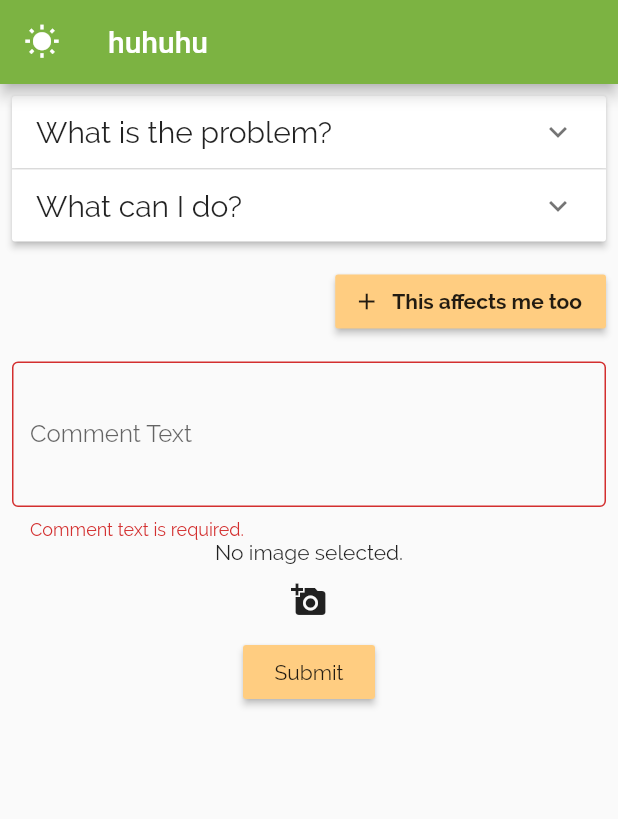
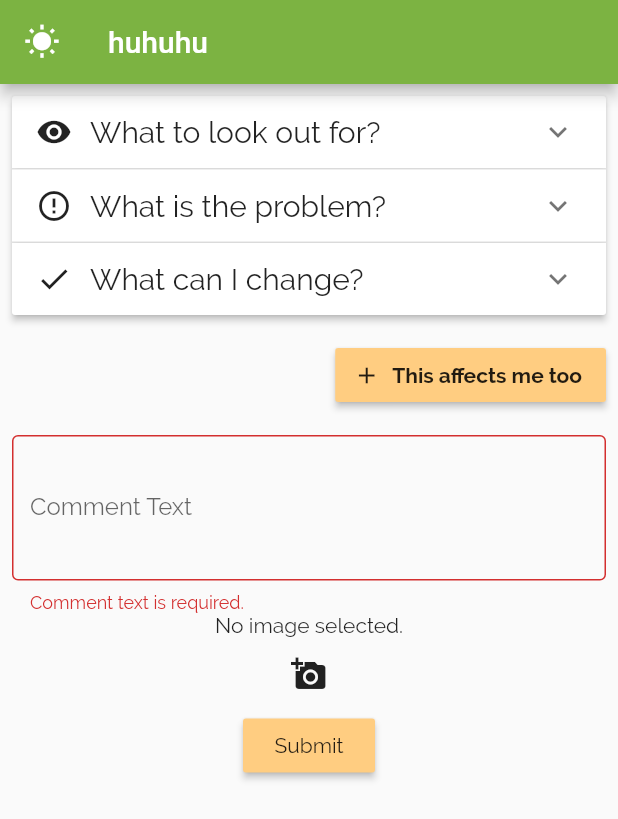
Before and after one commit to tom95/weather_plus, a Flutter app: the FeedDetails screen opened directly with empty values, on a phone screen of 412 x 824 dp. Shown: the top 819 px of the screen. Run offline on Flutter 3.47's test engine with Material 2 defaults, Android fonts, the phone set to English and light mode, and no system bars; our stand-ins replace cloud_firestore, firebase_core, firebase_storage, image_picker, location; accounts and stored records are empty.

Commit message:
add third view

```diff
--- a/lib/problem_action_display.dart
+++ b/lib/problem_action_display.dart
@@ -9,7 +9,7 @@ class ProblemActionDisplay extends StatefulWidget {
 }
 
 class ProblemActionDisplayState extends State<ProblemActionDisplay> {
-  List<bool> itemsExpanded = <bool>[false, false];
+  List<bool> itemsExpanded = <bool>[false, false, false];
 
   @override
   Widget build(BuildContext context) {
@@ -28,12 +28,20 @@ class ProblemActionDisplayState extends State<ProblemActionDisplay> {
                 padding: const EdgeInsets.fromLTRB(16.0, 8.0, 8.0, 8.0),
                 child: new Align(
                     alignment: Alignment.centerLeft,
-                    child: new Text('What is the problem?', style: Theme.of(context).textTheme.title)),
+                    child: new Row(
+                      children: <Widget>[
+                        Icon(Icons.remove_red_eye),
+                        new Padding(
+                          padding: const EdgeInsets.only(left: 12.0),
+                          child: Text('What to look out for?', style: Theme.of(context).textTheme.title),
+                        )
+                      ],
+                    )),
               );
             },
             body: new Padding(
-              padding: const EdgeInsets.all(8.0),
-              child: new Align(alignment: Alignment.centerLeft,child: new Text(widget.feedItem.data['problem'])),
+              padding: const EdgeInsets.all(12.0),
+              child: new Align(alignment: Alignment.centerLeft,child: new Text(widget.feedItem.data['look_out'] ?? '')),
             ),
             isExpanded: itemsExpanded[0],
           ),
@@ -43,14 +51,42 @@ class ProblemActionDisplayState extends State<ProblemActionDisplay> {
                 padding: const EdgeInsets.fromLTRB(16.0, 8.0, 8.0, 8.0),
                 child: new Align(
                     alignment: Alignment.centerLeft,
-                    child: new Text("What can I do?", style: Theme.of(context).textTheme.title)),
+                    child: new Row(
+                      children: <Widget>[
+                        Icon(Icons.error_outline),
+                        new Padding(
+                          padding: const EdgeInsets.only(left: 12.0),
+                          child: Text('What is the problem?', style: Theme.of(context).textTheme.title),
+                        )
+                      ],
+                    )),
               );
             },
             body: new Padding(
-              padding: const EdgeInsets.all(8.0),
-              child: new Align(alignment: Alignment.centerLeft,child: new Text(widget.feedItem.data['action'])),
+              padding: const EdgeInsets.all(12.0),
+              child: new Align(alignment: Alignment.centerLeft,child: new Text(widget.feedItem.data['problem'] ?? '')),
             ),
             isExpanded: itemsExpanded[1],
+          ),
+          new ExpansionPanel(
+            headerBuilder: (BuildContext context, bool isExpanded) {
+              return new Padding(
+                padding: const EdgeInsets.fromLTRB(16.0, 8.0, 8.0, 8.0),
+                child: new Align(
+                    alignment: Alignment.centerLeft,
+                    child: new Row(children: <Widget>[
+                        Icon(Icons.check),
+                        new Padding(
+                          padding: const EdgeInsets.only(left: 12.0),
+                          child: Text("What can I change?", style: Theme.of(context).textTheme.title),
+                        )])
+                ));
+            },
+            body: new Padding(
+              padding: const EdgeInsets.all(12.0),
+              child: new Align(alignment: Alignment.centerLeft,child: new Text(widget.feedItem.data['action'] ?? '')),
+            ),
+            isExpanded: itemsExpanded[2],
           ),
         ]
       ),
```
Also changed, not shown: pubspec.lock.
